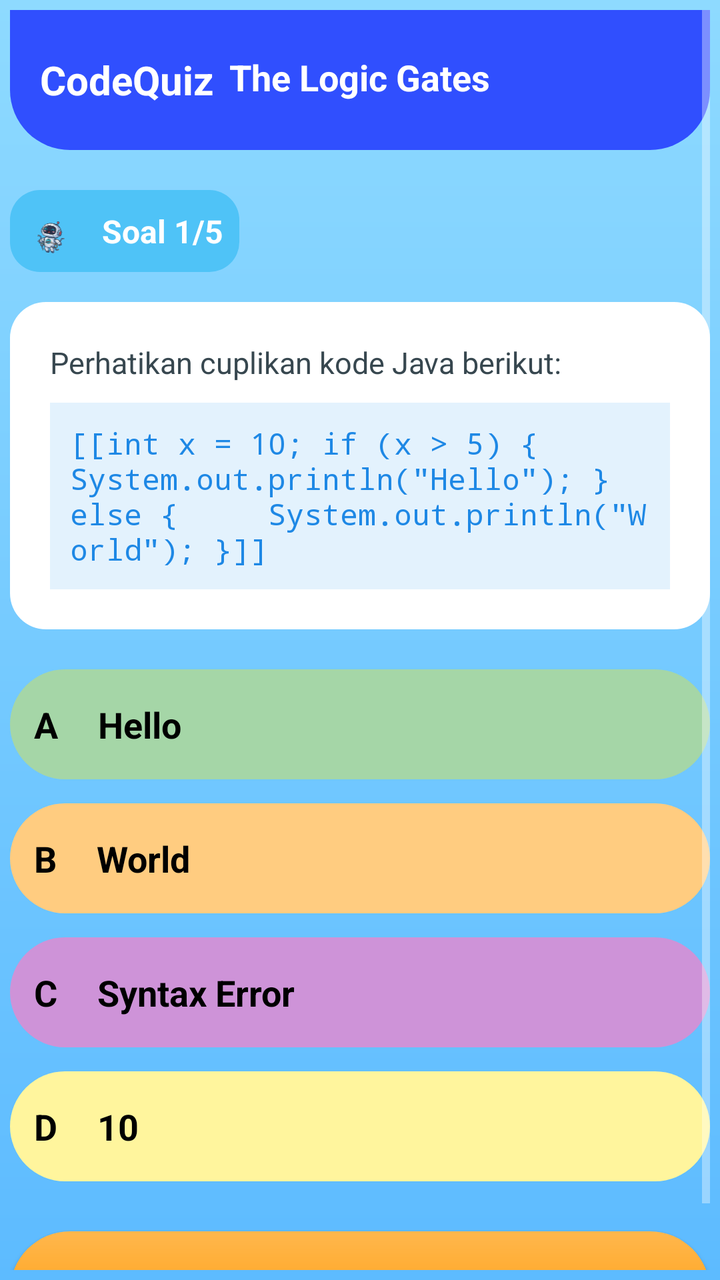
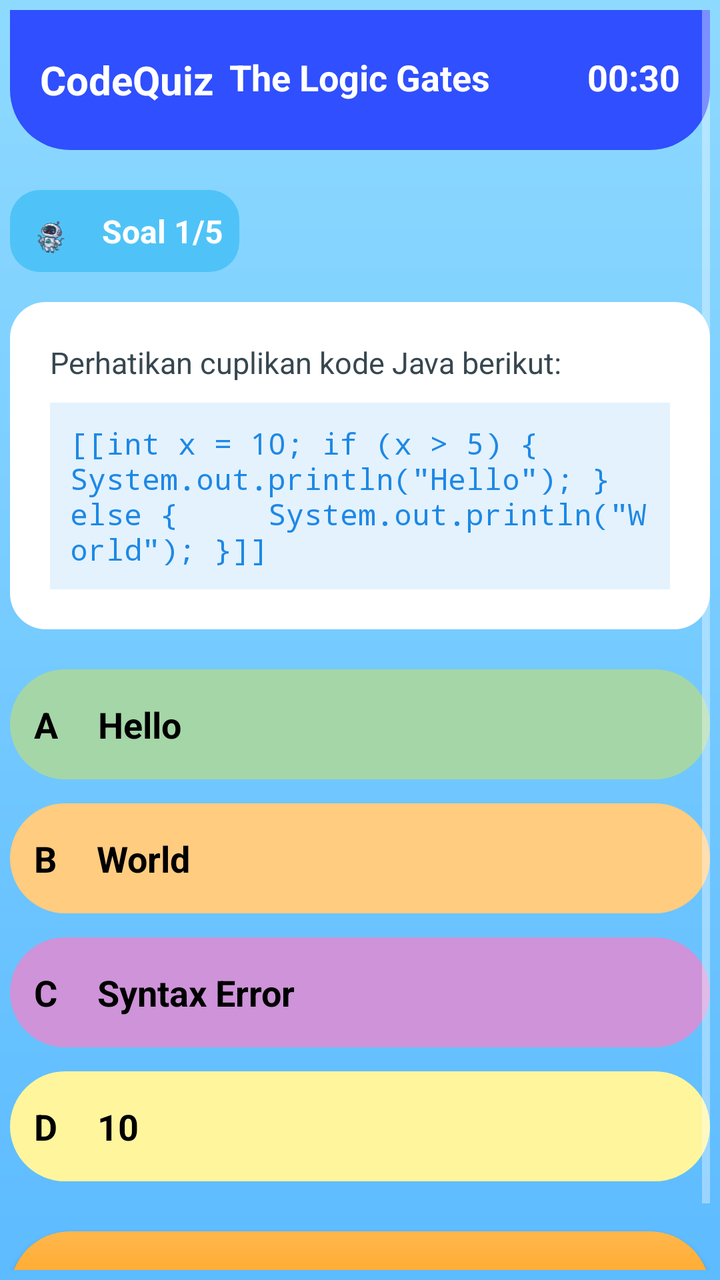

The first picture is an Android layout as it rendered before a commit; the second is the same layout after the commit. The layout source and the unified diff follow.
<!-- AndroidManifest.xml: application theme Theme.CodeQuizDAM -->
<!-- res/layout/activity_quiz.xml -->
<?xml version="1.0" encoding="utf-8"?>
<ScrollView xmlns:android="http://schemas.android.com/apk/res/android"
    android:layout_width="match_parent"
    android:layout_height="match_parent"
    android:background="@drawable/bg_gradient"
    android:padding="5dp">

    <LinearLayout
        android:layout_width="match_parent"
        android:layout_height="wrap_content"
        android:orientation="vertical">

        
        <RelativeLayout
            android:layout_width="match_parent"
            android:layout_height="70dp"
            android:background="@drawable/bg_header"
            android:padding="15dp"
            android:gravity="center_vertical">

            <TextView
                android:id="@+id/titleQuiz"
                android:layout_width="wrap_content"
                android:layout_height="wrap_content"
                android:text="CodeQuiz"
                android:textStyle="bold"
                android:textSize="20sp"
                android:textColor="#FFFFFF" />

            <TextView
                android:id="@+id/subTitle"
                android:layout_width="wrap_content"
                android:layout_height="wrap_content"
                android:text="The Logic Gates"
                android:textStyle="bold"
                android:textSize="18sp"
                android:textColor="#FFFFFF"
                android:layout_centerHorizontal="true" />
        </RelativeLayout>

        
        <LinearLayout
            android:layout_width="wrap_content"
            android:layout_height="wrap_content"
            android:background="@drawable/badge_blue"
            android:orientation="horizontal"
            android:padding="8dp"
            android:layout_marginTop="20dp"
            android:gravity="center_vertical">

            <ImageView
                android:layout_width="30dp"
                android:layout_height="25dp"
                android:src="@drawable/robot_quiz" />

            <TextView
                android:layout_width="wrap_content"
                android:layout_height="wrap_content"
                android:text="Soal 1/5"
                android:textStyle="bold"
                android:textColor="#FFFFFF"
                android:layout_marginStart="8dp"
                android:textSize="16sp" />
        </LinearLayout>

        
        <LinearLayout
            android:layout_width="match_parent"
            android:layout_height="wrap_content"
            android:orientation="vertical"
            android:background="@drawable/card_question"
            android:padding="20dp"
            android:layout_marginTop="15dp">

            <TextView
                android:layout_width="wrap_content"
                android:layout_height="wrap_content"
                android:text="Perhatikan cuplikan kode Java berikut:"
                android:textColor="#37474F"
                android:textSize="15sp"
                android:layout_marginBottom="10dp" />

            <TextView
                android:id="@+id/code"
                android:layout_width="wrap_content"
                android:layout_height="wrap_content"
                android:text="[[int x = 10;
if (x &gt; 5) {
    System.out.println(&quot;Hello&quot;);
} else {
    System.out.println(&quot;World&quot;);
}]]"
                android:textColor="#1E88E5"
                android:textSize="15sp"
                android:background="#E3F2FD"
                android:padding="10dp"
                android:typeface="monospace" />
        </LinearLayout>

        
        <LinearLayout
            android:layout_width="match_parent"
            android:layout_height="wrap_content"
            android:orientation="vertical"
            android:layout_marginTop="20dp">

            
            <LinearLayout
                android:layout_width="match_parent"
                android:layout_height="55dp"
                android:background="@drawable/option_green"
                android:padding="12dp"
                android:layout_marginBottom="12dp"
                android:orientation="horizontal"
                android:gravity="center_vertical">

                <TextView
                    android:text="A"
                    android:textStyle="bold"
                    android:textSize="18sp"
                    android:textColor="#000000"
                    android:layout_width="wrap_content"
                    android:layout_height="wrap_content" />

                <TextView
                    android:text="Hello"
                    android:textStyle="bold"
                    android:textSize="18sp"
                    android:textColor="#000000"
                    android:layout_marginStart="20dp"
                    android:layout_width="wrap_content"
                    android:layout_height="wrap_content" />
            </LinearLayout>

            
            <LinearLayout
                android:layout_width="match_parent"
                android:layout_height="55dp"
                android:background="@drawable/option_orange"
                android:padding="12dp"
                android:layout_marginBottom="12dp"
                android:orientation="horizontal"
                android:gravity="center_vertical">

                <TextView
                    android:text="B"
                    android:textStyle="bold"
                    android:textSize="18sp"
                    android:textColor="#000000"
                    android:layout_width="wrap_content"
                    android:layout_height="wrap_content" />

                <TextView
                    android:text="World"
                    android:textStyle="bold"
                    android:textSize="18sp"
                    android:textColor="#000000"
                    android:layout_marginStart="20dp"
                    android:layout_width="wrap_content"
                    android:layout_height="wrap_content" />
            </LinearLayout>

            
            <LinearLayout
                android:layout_width="match_parent"
                android:layout_height="55dp"
                android:background="@drawable/option_purple"
                android:padding="12dp"
                android:layout_marginBottom="12dp"
                android:orientation="horizontal"
                android:gravity="center_vertical">

                <TextView
                    android:text="C"
                    android:textStyle="bold"
                    android:textSize="18sp"
                    android:textColor="#000000"
                    android:layout_width="wrap_content"
                    android:layout_height="wrap_content" />

                <TextView
                    android:text="Syntax Error"
                    android:textStyle="bold"
                    android:textSize="18sp"
                    android:textColor="#000000"
                    android:layout_marginStart="20dp"
                    android:layout_width="wrap_content"
                    android:layout_height="wrap_content" />
            </LinearLayout>

            
            <LinearLayout
                android:layout_width="match_parent"
                android:layout_height="55dp"
                android:background="@drawable/option_yellow"
                android:padding="12dp"
                android:orientation="horizontal"
                android:gravity="center_vertical">

                <TextView
                    android:text="D"
                    android:textStyle="bold"
                    android:textSize="18sp"
                    android:textColor="#000000"
                    android:layout_width="wrap_content"
                    android:layout_height="wrap_content" />

                <TextView
                    android:text="10"
                    android:textStyle="bold"
                    android:textSize="18sp"
                    android:textColor="#000000"
                    android:layout_marginStart="20dp"
                    android:layout_width="wrap_content"
                    android:layout_height="wrap_content" />
            </LinearLayout>
        </LinearLayout>

        
        <Button
            android:layout_width="match_parent"
            android:layout_height="60dp"
            android:text="KUNCI JAWABAN"
            android:textStyle="bold"
            android:textColor="#FFFFFF"
            android:layout_marginTop="25dp"
            android:background="@drawable/btn_orange" />

    </LinearLayout>
</ScrollView>
<!-- resources referenced by this layout -->
<resources>
  <!-- drawable badge_blue (drawable) -->
  <shape xmlns:android="http://schemas.android.com/apk/res/android">
      <solid android:color="#4FC3F7"/>
      <corners android:radius="15dp"/>
  </shape>
  <!-- drawable bg_gradient (drawable) -->
  <?xml version="1.0" encoding="utf-8"?>
  <shape xmlns:android="http://schemas.android.com/apk/res/android"
      android:shape="rectangle">
  
      <gradient
          android:type="linear"
          android:angle="90"
          android:startColor="#5DBBFF"
          android:endColor="#8EDAFF" />
  
  </shape>
  <!-- drawable bg_header (drawable) -->
  <shape xmlns:android="http://schemas.android.com/apk/res/android">
      <solid android:color="#304FFE"/>
      <corners android:bottomLeftRadius="30dp"
          android:bottomRightRadius="30dp"/>
  </shape>
  <!-- drawable btn_orange (drawable) -->
  <shape xmlns:android="http://schemas.android.com/apk/res/android">
      <gradient
          android:startColor="#FF9800"
          android:endColor="#FFB74D"
          android:angle="90"/>
      <corners android:radius="30dp"/>
  </shape>
  <!-- drawable card_question (drawable) -->
  <shape xmlns:android="http://schemas.android.com/apk/res/android">
      <solid android:color="#FFFFFF"/>
      <corners android:radius="18dp"/>
      <padding android:left="10dp" android:top="10dp"
          android:right="10dp" android:bottom="10dp"/>
  </shape>
  <!-- drawable option_green (drawable) -->
  <shape xmlns:android="http://schemas.android.com/apk/res/android">
      <solid android:color="#A5D6A7"/>
      <corners android:radius="30dp"/>
  </shape>
  <!-- drawable option_orange (drawable) -->
  <shape xmlns:android="http://schemas.android.com/apk/res/android">
      <solid android:color="#FFCC80"/>
      <corners android:radius="30dp"/>
  </shape>
  <!-- drawable option_purple (drawable) -->
  <shape xmlns:android="http://schemas.android.com/apk/res/android">
      <solid android:color="#CE93D8"/>
      <corners android:radius="30dp"/>
  </shape>
  <!-- drawable option_yellow (drawable) -->
  <shape xmlns:android="http://schemas.android.com/apk/res/android">
      <solid android:color="#FFF59D"/>
      <corners android:radius="30dp"/>
  </shape>
  <!-- drawable robot_quiz: vector/xml drawable (drawable, 158744 chars, omitted) -->
  <style name="Theme.CodeQuizDAM" parent="Theme.AppCompat.NoActionBar" />
</resources>

<!-- the commit's change to res/layout/activity_quiz.xml (unified diff, before → after) -->
@@ -36,6 +36,18 @@
                 android:textSize="18sp"
                 android:textColor="#FFFFFF"
                 android:layout_centerHorizontal="true" />
+
+            <TextView
+                android:id="@+id/txtTimer"
+                android:layout_width="wrap_content"
+                android:layout_height="wrap_content"
+                android:text="00:30"
+                android:textColor="#FFFFFF"
+                android:textSize="18sp"
+                android:textStyle="bold"
+                android:layout_alignParentEnd="true"
+                android:layout_alignParentRight="true"/>
+
         </RelativeLayout>
 
         
@@ -218,13 +230,15 @@ if (x &gt; 5) {
 
         
         <Button
+            android:id="@+id/btnKunciJawaban"
             android:layout_width="match_parent"
             android:layout_height="60dp"
             android:text="KUNCI JAWABAN"
             android:textStyle="bold"
             android:textColor="#FFFFFF"
             android:layout_marginTop="25dp"
-            android:background="@drawable/btn_orange" />
+            android:background="@drawable/btn_orange"
+            android:backgroundTint="@null" />
 
     </LinearLayout>
 </ScrollView>
